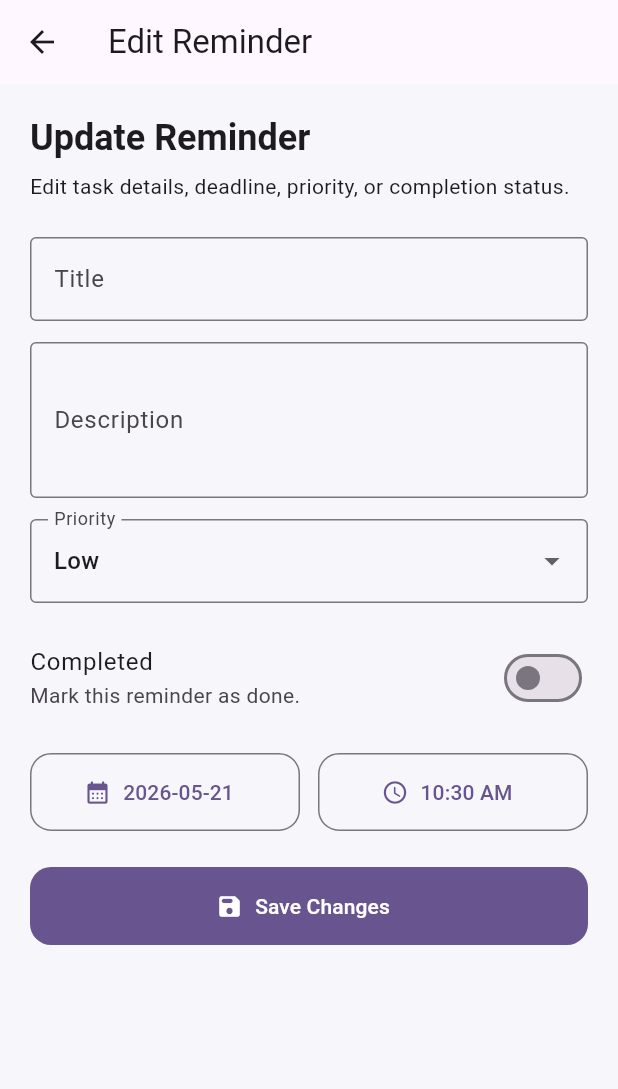
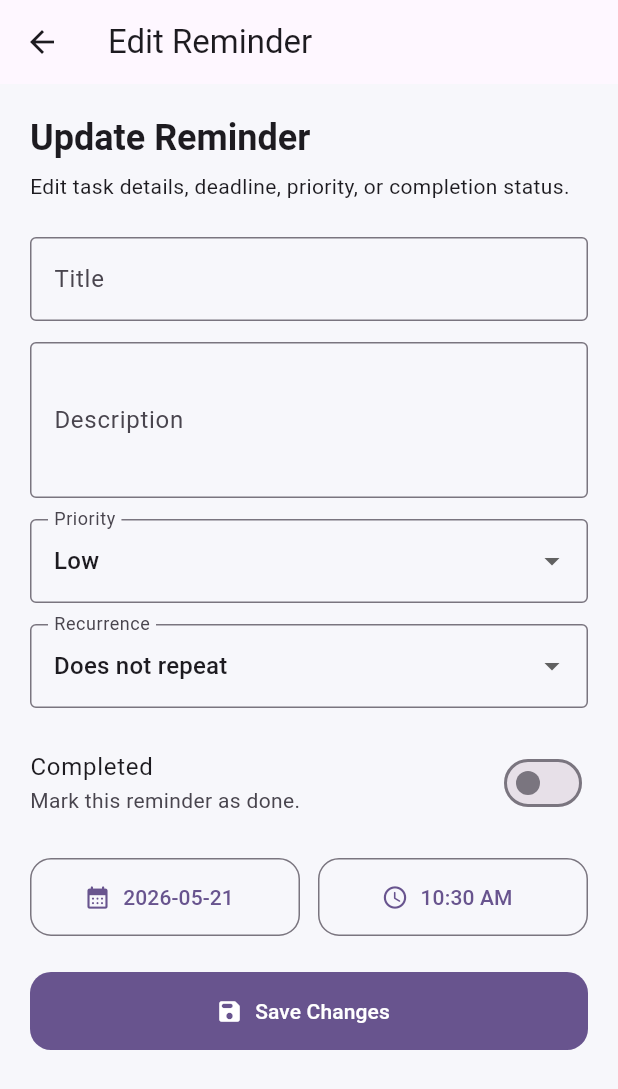
Before and after one commit to syamxm/student_reminder_system, a Flutter app: the EditReminderScreen screen opened directly with empty values, on a phone screen of 412 x 824 dp. Shown: the top 1089 px of the screen. Run offline on Flutter 3.47's test engine with Material 3 defaults, Android fonts, the light colour scheme and no system bars; our stand-ins replace cloud_firestore, firebase_auth, firebase_core, flutter_local_notifications, flutter_timezone, google_sign_in and 1 more; accounts and stored records are empty; generated files the repository leaves out were written again.

Commit message:
add recurrence dropdown to EditReminderScreen

```diff
--- a/lib/features/reminders/presentation/edit_reminder_screen.dart
+++ b/lib/features/reminders/presentation/edit_reminder_screen.dart
@@ -23,6 +23,7 @@ class _EditReminderScreenState extends State<EditReminderScreen> {
   late DateTime _selectedDate;
   late TimeOfDay _selectedTime;
   late ReminderPriority _selectedPriority;
+  late ReminderRecurrence _selectedRecurrence;
   late bool _isCompleted;
 
   bool _isSaving = false;
@@ -39,6 +40,7 @@ class _EditReminderScreenState extends State<EditReminderScreen> {
     _selectedDate = widget.reminder.dueAt;
     _selectedTime = TimeOfDay.fromDateTime(widget.reminder.dueAt);
     _selectedPriority = widget.reminder.priority;
+    _selectedRecurrence = widget.reminder.recurrence;
     _isCompleted = widget.reminder.isCompleted;
   }
 
@@ -140,6 +142,31 @@ class _EditReminderScreenState extends State<EditReminderScreen> {
 
                             setState(() {
                               _selectedPriority = value;
+                            });
+                          },
+                  ),
+
+                  const SizedBox(height: 14),
+
+                  DropdownButtonFormField<ReminderRecurrence>(
+                    initialValue: _selectedRecurrence,
+                    decoration: const InputDecoration(
+                      labelText: 'Recurrence',
+                      border: OutlineInputBorder(),
+                    ),
+                    items: ReminderRecurrence.values.map((recurrence) {
+                      return DropdownMenuItem(
+                        value: recurrence,
+                        child: Text(_recurrenceLabel(recurrence)),
+                      );
+                    }).toList(),
+                    onChanged: _isSaving
+                        ? null
+                        : (value) {
+                            if (value == null) return;
+
+                            setState(() {
+                              _selectedRecurrence = value;
                             });
                           },
                   ),
@@ -249,6 +276,7 @@ class _EditReminderScreenState extends State<EditReminderScreen> {
       description: _descriptionController.text.trim(),
       dueAt: _dueAt,
       priority: _selectedPriority,
+      recurrence: _selectedRecurrence,
       isCompleted: _isCompleted,
     );
 
@@ -295,6 +323,19 @@ class _EditReminderScreenState extends State<EditReminderScreen> {
     }
   }
 
+  String _recurrenceLabel(ReminderRecurrence recurrence) {
+    switch (recurrence) {
+      case ReminderRecurrence.none:
+        return 'Does not repeat';
+      case ReminderRecurrence.daily:
+        return 'Daily';
+      case ReminderRecurrence.weekly:
+        return 'Weekly';
+      case ReminderRecurrence.monthly:
+        return 'Monthly';
+    }
+  }
+
   String _formatDate(DateTime dateTime) {
     final year = dateTime.year.toString();
     final month = dateTime.month.toString().padLeft(2, '0');
```
